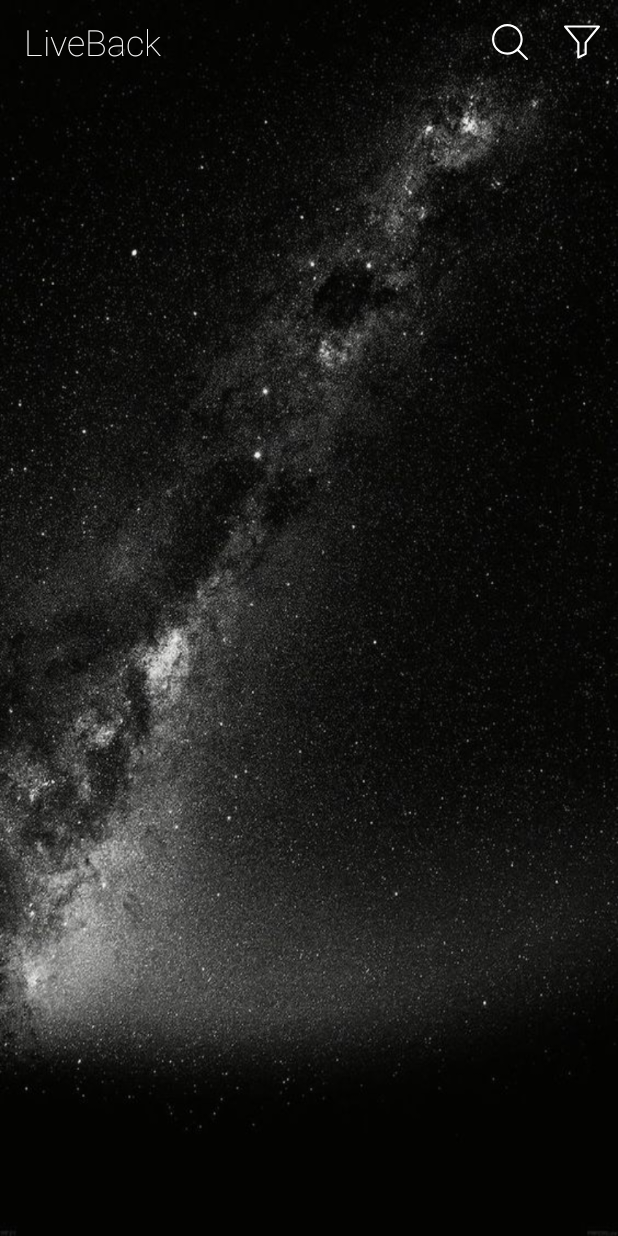
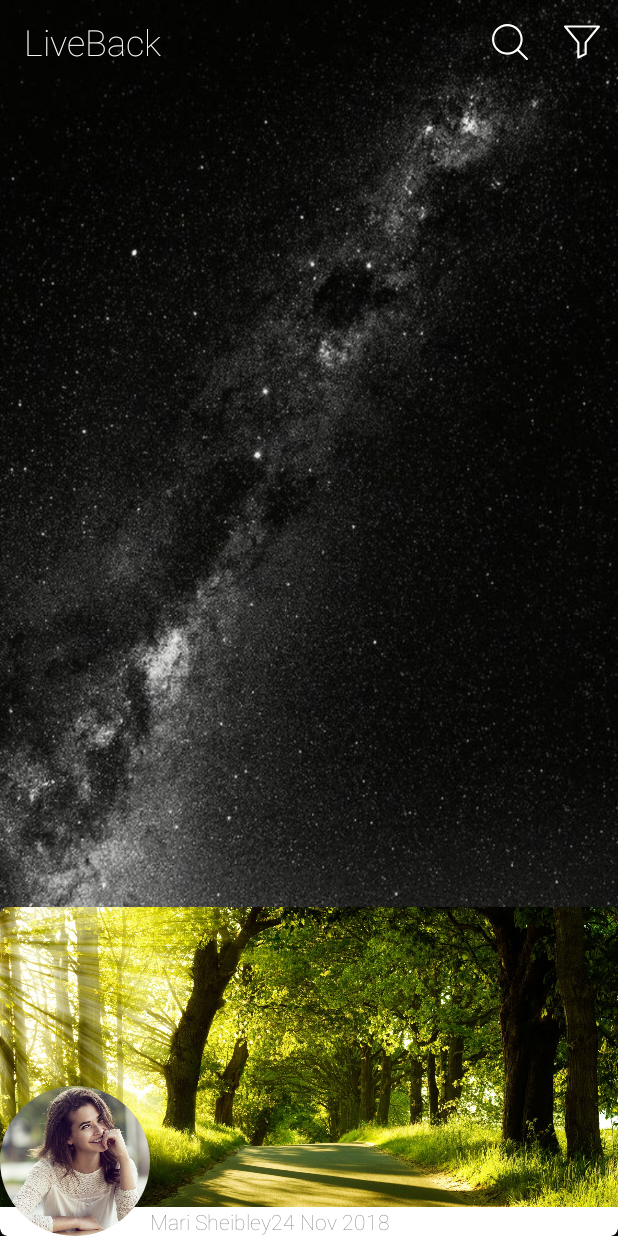
Before and after one commit to OlekKapera/LiveBack, an Android app: the screen it shows after launch (MainActivity), on a phone screen of 412 x 824 dp. Run offline under Robolectric (Android 15) with nearby library versions, the phone set to English and light mode, and no system bars; our stand-ins replace ButterKnife, CircleImageView; plain views replace MaterialSearchView; 1 statement that could not run was skipped.

Commit message:
Card view initial state

```diff
--- a/app/build.gradle
+++ b/app/build.gradle
@@ -37,11 +37,14 @@ dependencies {
     androidTestImplementation 'com.android.support.test.espresso:espresso-core:3.0.2'
 
     implementation 'com.jakewharton:butterknife:8.8.1'
-    kapt 'com.jakewharton:butterknife-compiler:8.8.1'
+    kapt 'com.jakewharton:butterknife:8.8.1'
 
     implementation ('com.miguelcatalan:materialsearchview:1.4.0'){
         exclude group: 'com.android.support'
         exclude module: 'appcompat-v7'
         exclude module: 'support-v4'
     }
+
+    implementation 'com.android.support:cardview-v7:27.1.1'
+    implementation 'de.hdodenhof:circleimageview:2.2.0'
 }
--- a/app/src/main/res/layout/activity_main.xml
+++ b/app/src/main/res/layout/activity_main.xml
@@ -13,5 +13,11 @@
         android:layout_height="match_parent">
 
         <include layout="@layout/app_bar_main"/>
+
+        <include
+            android:layout_alignParentBottom="true"
+            android:layout_width="wrap_content"
+            android:layout_height="wrap_content"
+            layout="@layout/card_main"/>
     </RelativeLayout>
 </android.support.v4.widget.DrawerLayout>
--- /dev/null
+++ b/app/src/main/res/layout/card_main.xml
@@ -0,0 +1,50 @@
+<?xml version="1.0" encoding="utf-8"?>
+<android.support.v7.widget.CardView xmlns:android="http://schemas.android.com/apk/res/android"
+    xmlns:app="http://schemas.android.com/apk/res-auto"
+    android:layout_margin="@dimen/spacing16"
+    android:layout_width="match_parent"
+    android:layout_height="wrap_content"
+    app:cardPreventCornerOverlap="false"
+    app:cardCornerRadius="5dp">
+
+    <RelativeLayout
+        android:layout_width="match_parent"
+        android:layout_height="wrap_content">
+
+        <ImageView
+            android:id="@+id/backgroundImg"
+            android:layout_width="match_parent"
+            android:layout_height="@dimen/card_image_height"
+            android:scaleType="centerCrop"
+            android:src="@drawable/green_nature" />
+
+        <de.hdodenhof.circleimageview.CircleImageView
+            android:id="@+id/profileImg"
+            android:src="@drawable/mari_profile"
+            android:layout_alignBottom="@+id/nameDateContainer"
+            android:layout_width="@dimen/card_profile_size"
+            android:layout_height="@dimen/card_profile_size" />
+
+        <LinearLayout
+            android:id="@+id/nameDateContainer"
+            android:layout_toRightOf="@+id/profileImg"
+            android:layout_below="@+id/backgroundImg"
+            android:layout_width="match_parent"
+            android:layout_height="wrap_content">
+
+            <TextView
+                android:text="Mari Sheibley"
+                android:layout_width="wrap_content"
+                android:layout_height="wrap_content" />
+
+            <TextView
+
+                android:text="24 Nov 2018"
+                android:layout_width="wrap_content"
+                android:layout_height="wrap_content" />
+        </LinearLayout>
+
+
+    </RelativeLayout>
+
+</android.support.v7.widget.CardView>
--- a/app/src/main/res/values/dimens.xml
+++ b/app/src/main/res/values/dimens.xml
@@ -17,4 +17,8 @@
 
     <!--font sizes-->
     <dimen name="text24">24sp</dimen>
+
+    <!--card view-->
+    <dimen name="card_image_height">200dp</dimen>
+    <dimen name="card_profile_size">100dp</dimen>
 </resources>
```
Also changed, not shown: app/src/main/res/drawable/green_nature.jpg (added), app/src/main/res/drawable/mari_profile.jpg (added).
